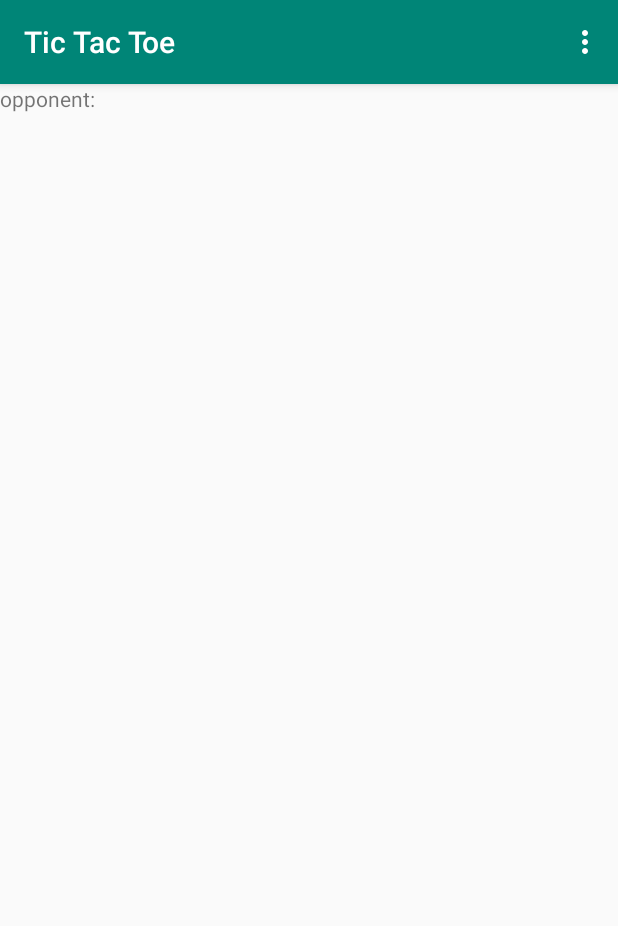
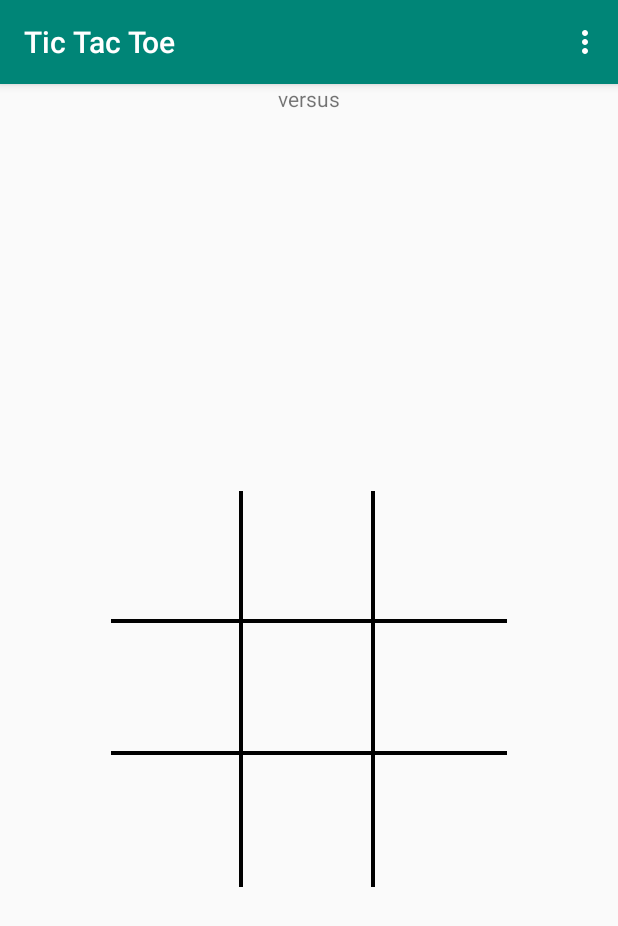
Before and after one commit to bm71991/realtime_tic_tac_toe, an Android app: the fragment GameFragment placed in its activity, on a phone screen of 412 x 824 dp. Shown: the top 926 px of the screen. Run offline under Robolectric (Android 15) with nearby library versions, the phone set to English and light mode, and no system bars; our stand-ins replace Firebase (no records; nobody signed in at launch, a user with empty details on screens opened directly).

Commit message:
added tic tac toe board to GameFragment

```diff
--- a/app/build.gradle
+++ b/app/build.gradle
@@ -35,10 +35,9 @@ dependencies {
     androidTestImplementation 'androidx.test.espresso:espresso-core:3.2.0'
 
     implementation "androidx.lifecycle:lifecycle-extensions:2.2.0-alpha02"
-    implementation 'com.google.firebase:firebase-core:17.0.0'
-    implementation 'com.google.firebase:firebase-auth:18.0.0'
+    implementation 'com.google.firebase:firebase-core:17.0.1'
+    implementation 'com.google.firebase:firebase-auth:18.1.0'
     implementation 'com.google.firebase:firebase-firestore:20.1.0'
     implementation 'com.android.support:multidex:2.0.0'
     implementation 'androidx.recyclerview:recyclerview:1.1.0-beta01'
-
 }
--- /dev/null
+++ b/app/src/main/java/com/bm/android/tictactoe/game/BoardAdapter.kt
@@ -0,0 +1,38 @@
+package com.bm.android.tictactoe.game
+
+import androidx.recyclerview.widget.RecyclerView
+import android.view.LayoutInflater
+import android.view.ViewGroup
+import com.bm.android.tictactoe.R
+import com.bm.android.tictactoe.game.views.GridViewItem
+
+class BoardAdapter :
+    RecyclerView.Adapter<BoardAdapter.BoardItemViewHolder>() {
+    var boardPlays = arrayListOf("", "", "", "", "", "", "", "", "")
+
+    class BoardItemViewHolder(val gridItem: GridViewItem) : RecyclerView.ViewHolder(gridItem)
+
+    override fun onCreateViewHolder(parent: ViewGroup,
+                                    viewType: Int): BoardItemViewHolder {
+        val boardItemView = LayoutInflater.from(parent.context)
+            .inflate(R.layout.grid_item, parent, false) as GridViewItem
+        return BoardItemViewHolder(boardItemView)
+    }
+
+    override fun onBindViewHolder(holder: BoardItemViewHolder, position: Int) {
+        val gridItem = holder.gridItem
+
+        gridItem.setBackgroundResource(getBorderId(position))
+        gridItem.text = boardPlays[position]
+    }
+
+    override fun getItemCount() = boardPlays.size
+
+    private fun getBorderId(position:Int) = when (position) {
+        0,1,3,4 -> R.drawable.bottom_right_border
+        2,5 ->  R.drawable.bottom_border
+        6,7 ->  R.drawable.right_border
+        else -> R.drawable.no_border
+    }
+
+}
--- a/app/src/main/java/com/bm/android/tictactoe/game/GameFragment.kt
+++ b/app/src/main/java/com/bm/android/tictactoe/game/GameFragment.kt
@@ -4,13 +4,12 @@ import android.os.Bundle
 import android.view.LayoutInflater
 import android.view.View
 import android.view.ViewGroup
-import android.widget.TextView
 import androidx.fragment.app.Fragment
 import androidx.lifecycle.ViewModelProviders
 import androidx.recyclerview.widget.GridLayoutManager
 import androidx.recyclerview.widget.RecyclerView
-import androidx.recyclerview.widget.SimpleItemAnimator
 import com.bm.android.tictactoe.R
+import kotlinx.android.synthetic.main.fragment_game.*
 
 class GameFragment : Fragment()  {
 //    private val mCallback by lazy {
@@ -20,19 +19,39 @@ class GameFragment : Fragment()  {
 //    interface SignupSuccessFragmentInterface  {
 //
 //    }
-
-    private val mViewModel by lazy  {
+    private lateinit var mViewAdapter: RecyclerView.Adapter<*>
+    private lateinit var mViewManager: RecyclerView.LayoutManager
+    private val mViewModel by lazy {
         ViewModelProviders.of(activity!!).get(GameViewModel::class.java)
     }
 
-    override fun onCreateView(inflater: LayoutInflater, container: ViewGroup?,
-                              savedInstanceState: Bundle?): View? {
-        val v = inflater.inflate(R.layout.fragment_game, container, false)
-        val opponentText = v.findViewById<TextView>(R.id.opponent_name)
-        opponentText.text = "opponent: ${mViewModel.opponent}"
 
-        return v
+    override fun onCreateView(inflater: LayoutInflater,
+                              container: ViewGroup?,
+                              savedInstanceState: Bundle?): View? =
+        inflater.inflate(R.layout.fragment_game, container, false)
+
+
+    override fun onViewCreated(view: View, savedInstanceState: Bundle?) {
+        super.onViewCreated(view, savedInstanceState)
+        initBoard()
+
+        setGameTitle()
     }
 
+    private fun initBoard() {
+        mViewManager = GridLayoutManager(activity, 3)
+        mViewAdapter = BoardAdapter()
 
+        board.apply {
+            setHasFixedSize(true)
+            layoutManager = mViewManager
+            adapter = mViewAdapter
+        }
+    }
+
+    private fun setGameTitle()  {
+        game_title.text = getString(R.string.game_title,
+            mViewModel.getUserDisplayName(), mViewModel.opponent)
+    }
 }
--- a/app/src/main/java/com/bm/android/tictactoe/game/GameViewModel.kt
+++ b/app/src/main/java/com/bm/android/tictactoe/game/GameViewModel.kt
@@ -25,6 +25,8 @@ class GameViewModel: ViewModel()  {
     private var gameStartStatus = MutableLiveData<String>()
 
     fun getGameStartStatus():LiveData<String> = gameStartStatus
+
+    fun getUserDisplayName() = mAuth.currentUser!!.displayName
     /***************************************************************
      * findGame calls matchPlayers in GameRepository, which
      * will either return code "MATCHED_PLAYERS" or MADE_NEW_PAIR.
--- /dev/null
+++ b/app/src/main/java/com/bm/android/tictactoe/game/views/GridViewItem.kt
@@ -0,0 +1,18 @@
+package com.bm.android.tictactoe.game.views
+
+import android.content.Context
+import androidx.appcompat.widget.AppCompatButton
+import android.util.AttributeSet
+
+class GridViewItem : AppCompatButton {
+
+    constructor(context: Context) : super(context)
+
+    constructor(context: Context, attrs: AttributeSet) : super(context, attrs)
+
+    constructor(context: Context, attrs: AttributeSet, defStyle: Int) : super(context, attrs, defStyle)
+
+    public override fun onMeasure(widthMeasureSpec: Int, heightMeasureSpec: Int) {
+        super.onMeasure(widthMeasureSpec, widthMeasureSpec)
+    }
+}
--- a/app/src/main/res/drawable/bottom_border.xml
+++ b/app/src/main/res/drawable/bottom_border.xml
@@ -4,7 +4,7 @@
         <shape
                 android:shape="rectangle">
             <stroke android:width="3dp" android:color="#FF000000" />
-            <solid android:color="#ffffff" />
+            <solid android:color="#FAFAFA" />
 
         </shape>
     </item>
@@ -12,8 +12,8 @@
     <item android:bottom="3dp">
         <shape
                 android:shape="rectangle">
-            <stroke android:width="3dp" android:color="#ffffff" />
-            <solid android:color="#00000000" />
+            <stroke android:width="3dp" android:color="#FAFAFA" />
+            <solid android:color="#FAFAFA" />
         </shape>
     </item>
 </layer-list>
--- a/app/src/main/res/drawable/bottom_right_border.xml
+++ b/app/src/main/res/drawable/bottom_right_border.xml
@@ -4,7 +4,7 @@
         <shape
                 android:shape="rectangle">
             <stroke android:width="3dp" android:color="#FF000000" />
-            <solid android:color="#ffffff" />
+            <solid android:color="#FAFAFA" />
 
         </shape>
     </item>
@@ -12,7 +12,7 @@
     <item android:bottom="3dp" android:right="3dp">
         <shape
                 android:shape="rectangle">
-            <stroke android:width="3dp" android:color="#ffffff" />
+            <stroke android:width="3dp" android:color="#FAFAFA" />
             <solid android:color="#00000000" />
         </shape>
     </item>
--- a/app/src/main/res/drawable/no_border.xml
+++ b/app/src/main/res/drawable/no_border.xml
@@ -4,7 +4,7 @@
         <shape
                 android:shape="rectangle">
             <stroke android:width="3dp" android:color="#FF000000" />
-            <solid android:color="#ffffff" />
+            <solid android:color="#FAFAFA" />
 
         </shape>
     </item>
@@ -12,7 +12,7 @@
     <item>
         <shape
                 android:shape="rectangle">
-            <stroke android:width="3dp" android:color="#ffffff" />
+            <stroke android:width="3dp" android:color="#FAFAFA" />
             <solid android:color="#00000000" />
         </shape>
     </item>
--- a/app/src/main/res/drawable/right_border.xml
+++ b/app/src/main/res/drawable/right_border.xml
@@ -4,7 +4,7 @@
         <shape
                 android:shape="rectangle">
             <stroke android:width="3dp" android:color="#FF000000" />
-            <solid android:color="#ffffffff" />
+            <solid android:color="#FAFAFA" />
 
         </shape>
     </item>
@@ -12,7 +12,7 @@
     <item android:right="3dp">
         <shape
                 android:shape="rectangle">
-            <stroke android:width="3dp" android:color="#ffffffff" />
+            <stroke android:width="3dp" android:color="#FAFAFA" />
             <solid android:color="#00000000" />
         </shape>
     </item>
--- a/app/src/main/res/layout/fragment_game.xml
+++ b/app/src/main/res/layout/fragment_game.xml
@@ -1,20 +1,27 @@
 <?xml version="1.0" encoding="utf-8"?>
-<LinearLayout
-        xmlns:android="http://schemas.android.com/apk/res/android"
+<LinearLayout xmlns:android="http://schemas.android.com/apk/res/android"
+              android:layout_height="match_parent"
               android:layout_width="match_parent"
-        android:layout_height="match_parent"
               android:orientation="vertical">
-    <TextView android:layout_width="match_parent"
-              android:layout_height="match_parent"
-              android:id="@+id/opponent_name"
-              android:layout_gravity="center"/>
-    <RelativeLayout android:layout_width="match_parent" android:layout_height="match_parent">
+    <TextView android:id="@+id/game_title"
+              android:layout_width="wrap_content"
+              android:layout_height="wrap_content"
+              android:layout_gravity="center_horizontal"/>
+    <TextView android:id="@+id/player_turn"
+              android:layout_width="wrap_content"
+              android:layout_height="wrap_content"/>
+    <TextView android:id="@+id/winner_title"
+              android:layout_height="wrap_content"
+              android:layout_width="wrap_content"
+              android:visibility="gone"/>
+    <RelativeLayout
+                    android:layout_width="match_parent"
+                    android:layout_height="match_parent">
             <androidx.recyclerview.widget.RecyclerView
                     android:id="@+id/board"
                     android:layout_width="wrap_content"
                     android:layout_height="wrap_content"
                     android:layout_centerHorizontal="true"
-                android:layout_centerVertical="true"
-                android:layout_margin="50dp"/>
+                    android:layout_centerVertical="true"/>
     </RelativeLayout>
 </LinearLayout>
--- a/app/src/main/res/values/strings.xml
+++ b/app/src/main/res/values/strings.xml
@@ -32,4 +32,9 @@
     Menu Strings
     ******************************************/
     <string name="log_out">Log out</string>
+
+    /*******************************************
+    Game Strings
+    *******************************************/
+    <string name="game_title">%1$s versus %2$s</string>
 </resources>
```
Lines whose indentation alone changed are shown as unchanged.
